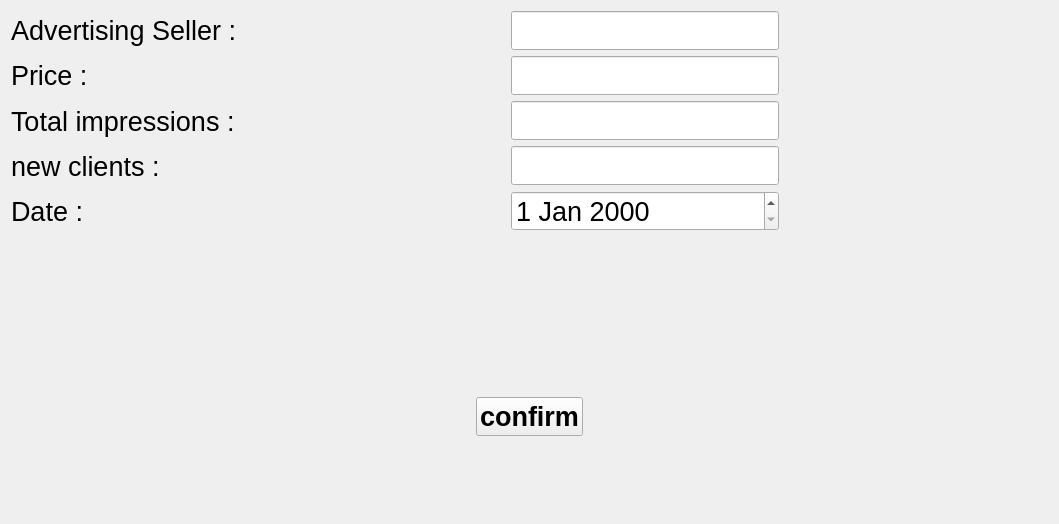
Old version of the form Retail_Software/advertisingwindow.ui in the repository AntonZhiganov/Retail_Software.
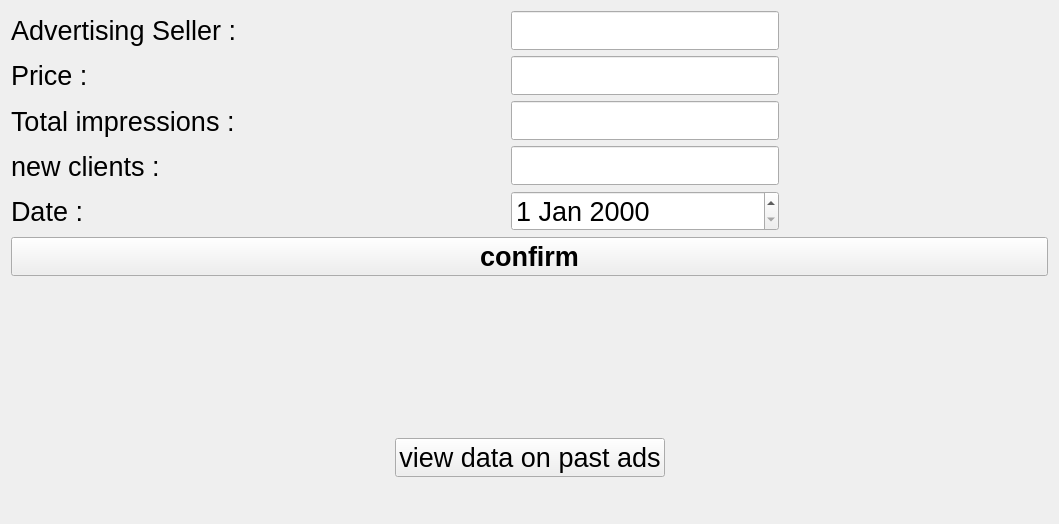
New version of the form.

Commit message: Now the table contains information about advertising, created a new class to display the ad table

```diff
--- a/Retail_Software/advertisingwindow.ui
+++ b/Retail_Software/advertisingwindow.ui
@@ -159,6 +159,19 @@
        </item>
       </layout>
      </item>
+     <item>
+      <widget class="QPushButton" name="confirmAdvertisingPushButton">
+       <property name="font">
+        <font>
+         <pointsize>20</pointsize>
+         <bold>true</bold>
+        </font>
+       </property>
+       <property name="text">
+        <string>confirm</string>
+       </property>
+      </widget>
+     </item>
      <item>
       <spacer name="verticalSpacer">
        <property name="orientation">
@@ -214,7 +227,7 @@
      <item>
       <layout class="QHBoxLayout" name="horizontalLayout_2">
        <item>
-        <spacer name="horizontalSpacer_4">
+        <spacer name="horizontalSpacer_3">
          <property name="orientation">
           <enum>Qt::Orientation::Horizontal</enum>
          </property>
@@ -231,16 +244,15 @@
          <property name="font">
           <font>
            <pointsize>20</pointsize>
-           <bold>true</bold>
           </font>
          </property>
          <property name="text">
-          <string>confirm</string>
+          <string>view data on past ads</string>
          </property>
         </widget>
        </item>
        <item>
-        <spacer name="horizontalSpacer_3">
+        <spacer name="horizontalSpacer_4">
          <property name="orientation">
           <enum>Qt::Orientation::Horizontal</enum>
          </property>
```
Left out of the diff: 4 changed lines with no effect on the pictures. The commit also changes 9 other files.
